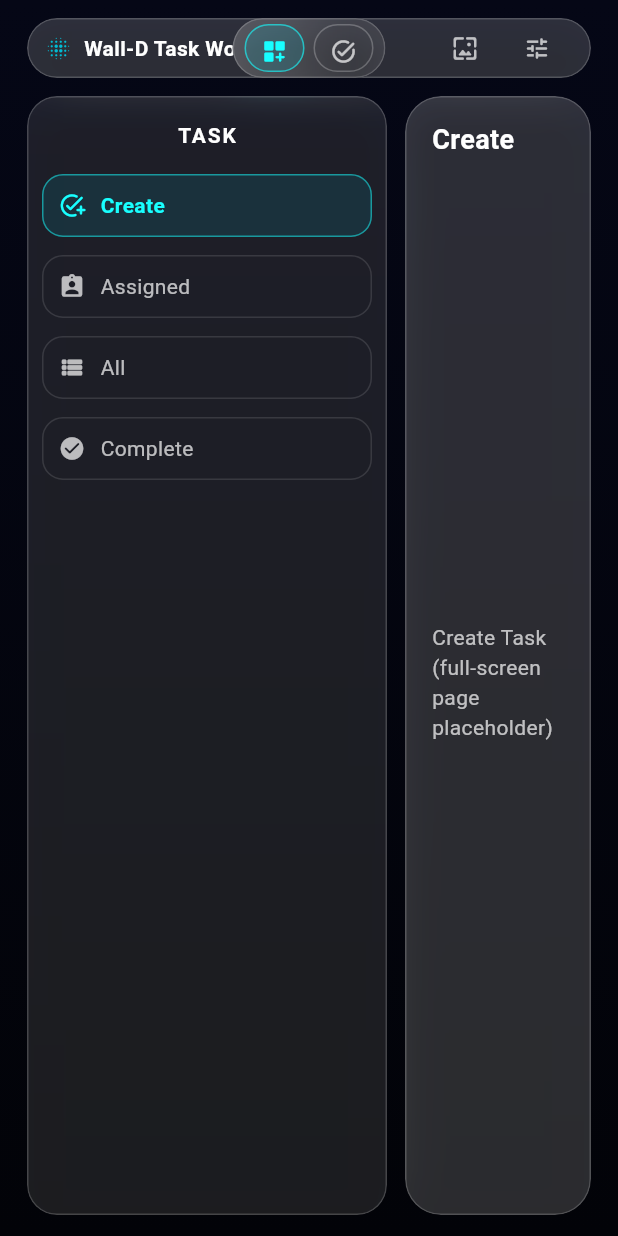
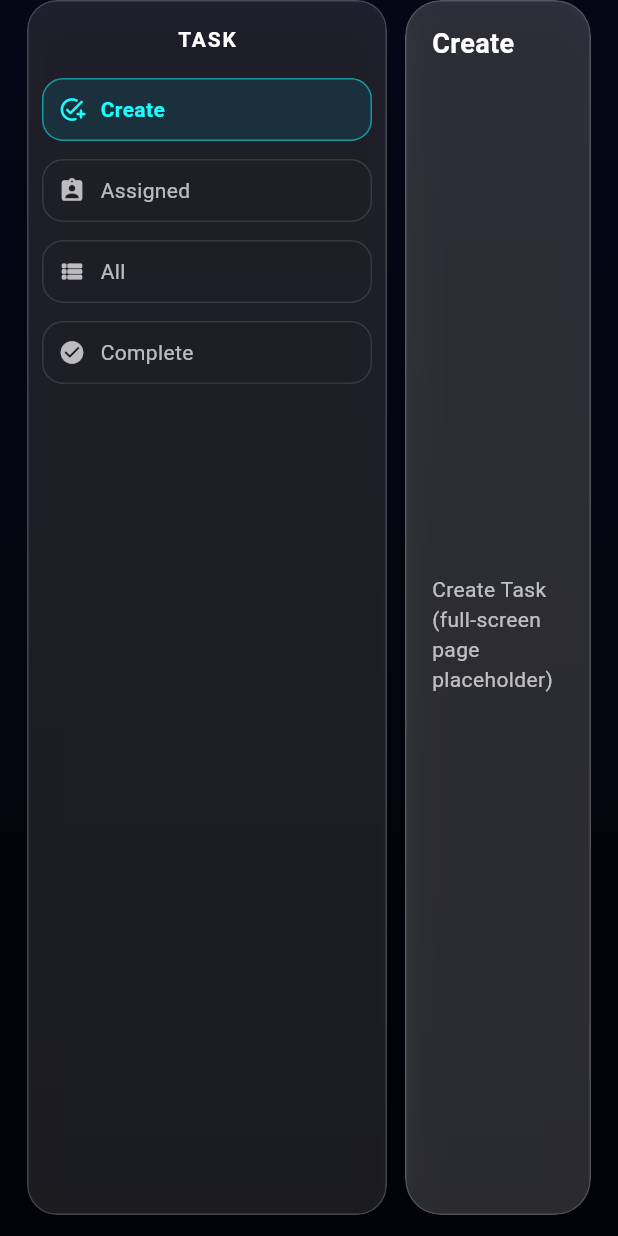
Before and after one commit to mrJSK/walld_flutter, a Flutter app: the TaskWorkspace screen opened directly with empty values, on a phone screen of 412 x 824 dp. Run offline on Flutter 3.47's test engine with Material 3 defaults, Android fonts, the phone set to English and light mode, and no system bars; our stand-ins replace cloud_firestore, csv, file_picker, firebase_auth, firebase_core, shared_preferences; missing offline and left inert: window_manager; accounts and stored records are empty.

Commit message:
0028-fixes

```diff
--- a/lib/task/task_workspace.dart
+++ b/lib/task/task_workspace.dart
@@ -4,9 +4,9 @@ import 'package:flutter/material.dart';
 import 'package:shared_preferences/shared_preferences.dart';
 
 import '../core/glass_container.dart';
-import '../core/wallpaper_service.dart'; // NEW IMPORT
+import '../core/wallpaper_service.dart';
 import '../workspace/workspace_controller.dart';
-import '../workspace/workspace_switcher.dart';
+// Removed unused WorkspaceSwitcher import
 import 'task_tabs_manifest.dart';
 import 'widgets/task_side_panel.dart';
 
@@ -66,87 +66,16 @@ class TaskWorkspaceState extends State<TaskWorkspace> {
 
     return Scaffold(
       backgroundColor: Colors.transparent,
-      // UPDATED: Use wallpaper service
       body: Container(
         decoration: WallpaperService.instance.backgroundDecoration,
         child: SafeArea(
+          // Adjusted top padding slightly as the internal header is gone
+          // (Parent layout with UniversalTopBar should handle top spacing)
           child: Padding(
-            padding: const EdgeInsets.fromLTRB(18, 12, 18, 14),
+            padding: const EdgeInsets.fromLTRB(18, 0, 18, 14),
             child: Column(
               children: [
-                // TOP BAR WITH WORKSPACE SWITCHER
-                SizedBox(
-                  height: 40,
-                  child: GlassContainer(
-                    blur: glassBlur,
-                    opacity: glassOpacity,
-                    tint: Colors.white,
-                    borderRadius: BorderRadius.circular(20),
-                    padding:
-                        const EdgeInsets.symmetric(horizontal: 12, vertical: 0),
-                    child: Stack(
-                      alignment: Alignment.center,
-                      children: [
-                        const Align(
-                          alignment: Alignment.centerLeft,
-                          child: Row(
-                            mainAxisSize: MainAxisSize.min,
-                            children: [
-                              Icon(
-                                Icons.blur_on_rounded,
-                                color: Colors.cyan,
-                                size: 18,
-                              ),
-                              SizedBox(width: 8),
-                              Text(
-                                'Wall-D Task Workspace',
-                                style: TextStyle(
-                                  color: Colors.white,
-                                  fontWeight: FontWeight.w600,
-                                ),
-                              ),
-                            ],
-                          ),
-                        ),
-                        Align(
-                          alignment: Alignment.center,
-                          child: WorkspaceSwitcher(
-                            controller: widget.workspaceController,
-                          ),
-                        ),
-                        Align(
-                          alignment: Alignment.centerRight,
-                          child: Row(
-                            mainAxisSize: MainAxisSize.min,
-                            children: [
-                              // NEW: Wallpaper settings button
-                              IconButton(
-                                icon: const Icon(
-                                  Icons.wallpaper_rounded,
-                                  color: Colors.white70,
-                                  size: 18,
-                                ),
-                                tooltip: 'Wallpaper settings',
-                                onPressed: _openWallpaperSettingsDialog,
-                              ),
-                              IconButton(
-                                icon: const Icon(
-                                  Icons.tune_rounded,
-                                  color: Colors.white70,
-                                  size: 18,
-                                ),
-                                tooltip: 'Glass settings',
-                                onPressed: _openGlassSettingsDialog,
-                              ),
-                            ],
-                          ),
-                        ),
-                      ],
-                    ),
-                  ),
-                ),
-
-                const SizedBox(height: 12),
+                // REMOVED: Internal Top Bar & Spacer
 
                 // MAIN TASK LAYOUT WITH SLIDE/FADE
                 Expanded(
@@ -225,7 +154,9 @@ class TaskWorkspaceState extends State<TaskWorkspace> {
     );
   }
 
-  // NEW: Wallpaper settings dialog
+  // NOTE: These dialog methods are kept in case you wire them up
+  // to the UniversalTopBar in a parent widget later.
+
   Future<void> _openWallpaperSettingsDialog() async {
     await showDialog<void>(
       context: context,
```
Also changed, not shown: lib/workspace/universal_top_bar.dart (+87 -103 lines).
